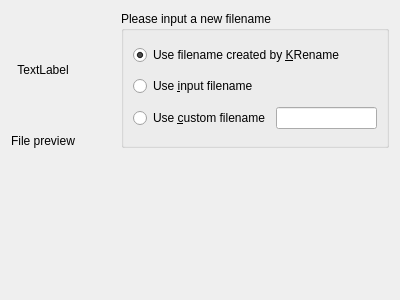
Qt form src/customfilenamedlg.ui (KDE/krename) before a commit.
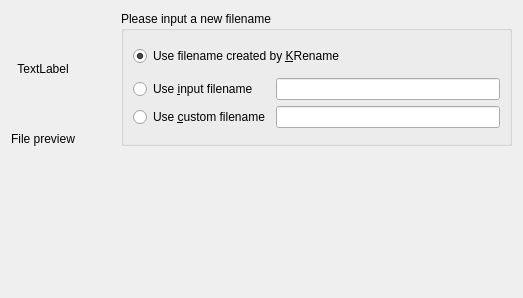
The same form after that commit.

Commit message: REMOVED: Unused code for manual changes ADDED: Manual changed filename can now be based on the input filename and on the filename created by KRename.

Diff of the .ui file:
```diff
--- a/src/customfilenamedlg.ui
+++ b/src/customfilenamedlg.ui
@@ -6,8 +6,8 @@
    <rect>
     <x>0</x>
     <y>0</y>
-    <width>400</width>
-    <height>300</height>
+    <width>523</width>
+    <height>298</height>
    </rect>
   </property>
   <property name="windowTitle">
@@ -105,23 +105,26 @@
          </widget>
         </item>
         <item>
+         <layout class="QGridLayout" name="gridLayout">
+          <item row="0" column="0">
          <widget class="QRadioButton" name="radioInput">
           <property name="text">
            <string>Use &amp;input filename</string>
           </property>
          </widget>
         </item>
-        <item>
-         <layout class="QHBoxLayout" name="_3">
-          <item>
+          <item row="1" column="0">
            <widget class="QRadioButton" name="radioCustom">
             <property name="text">
              <string>Use &amp;custom filename</string>
             </property>
            </widget>
           </item>
-          <item>
-           <widget class="QLineEdit" name="lineEdit"/>
+          <item row="1" column="1">
+           <widget class="QLineEdit" name="lineEditCustom"/>
+          </item>
+          <item row="0" column="1">
+           <widget class="QLineEdit" name="lineEditInput"/>
           </item>
          </layout>
         </item>
@@ -135,6 +138,9 @@
      <property name="orientation">
       <enum>Qt::Vertical</enum>
      </property>
+     <property name="sizeType">
+      <enum>QSizePolicy::Expanding</enum>
+     </property>
      <property name="sizeHint" stdset="0">
       <size>
        <width>20</width>
```
Left out of the diff: 11 changed lines with no effect on the pictures. Lines whose indentation alone changed are shown as unchanged. The commit also changes 8 other files.
